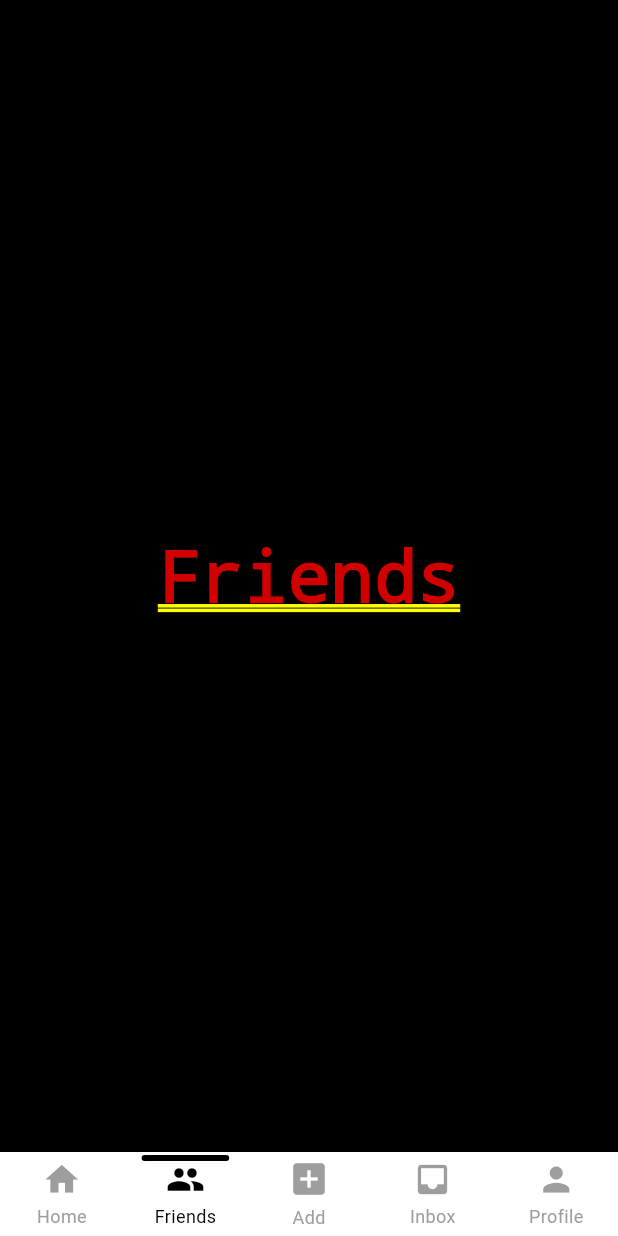
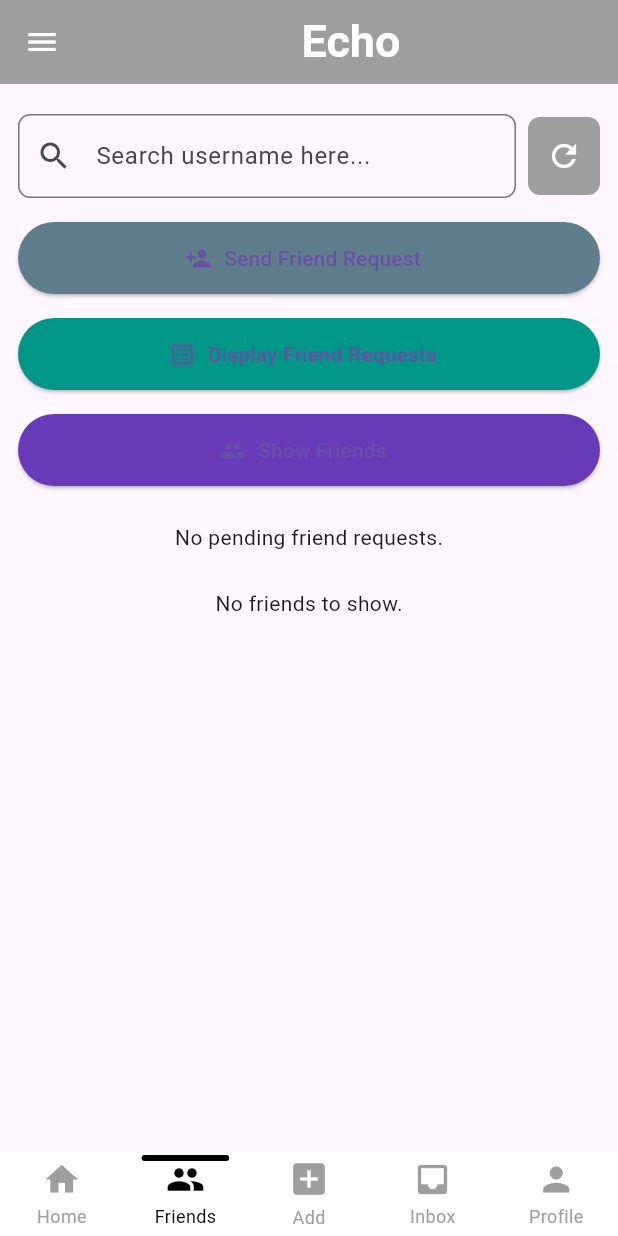
Before and after one commit to faseey/Echo, a Flutter app: the Bottomnavbar screen opened by its route, item 2 of the bottom bar chosen, on a phone screen of 412 x 824 dp. Run offline on Flutter 3.47's test engine with Material 3 defaults, Android fonts, the phone set to English and light mode, and no system bars; drawn by our look-alikes of persistent_bottom_nav_bar; our stand-ins replace cloud_firestore, firebase_core, firebase_storage, get, image_picker; accounts and stored records are empty.

Commit message:
display of friends

```diff
--- /dev/null
+++ b/lib/Screen/friendscreen.dart
@@ -0,0 +1,211 @@
+import 'package:flutter/material.dart';
+import 'package:get/get.dart';
+import '../component/MyDrawer.dart';
+import '../controllers/friend_controller.dart';
+
+class FriendScreen extends StatelessWidget {
+  FriendScreen({Key? key}) : super(key: key);
+
+  final FriendController controller = Get.put(FriendController());
+
+  @override
+  Widget build(BuildContext context) {
+    return Scaffold(
+      appBar: AppBar(
+        backgroundColor: Colors.grey,
+        iconTheme: IconThemeData(color: Colors.white),
+        title: Center(
+          child: Text(
+            "Echo",
+            style: TextStyle(
+              color: Colors.white,
+              fontSize: 30,
+              fontWeight: FontWeight.bold,
+            ),
+          ),
+        ),
+      ),
+      drawer: MyDrawer(),
+      body: Padding(
+        padding: const EdgeInsets.symmetric(horizontal: 12, vertical: 20),
+        child: SingleChildScrollView(
+          child: Column(
+            children: [
+              // Search Bar + Refresh Button
+              Row(
+                children: [
+                  Expanded(
+                    child: TextFormField(
+                      controller: controller.requestTextController,
+                      decoration: InputDecoration(
+                        hintText: "Search username here...",
+                        prefixIcon: Icon(Icons.search),
+                        border: OutlineInputBorder(
+                          borderRadius: BorderRadius.circular(8),
+                        ),
+                      ),
+                      onFieldSubmitted: (value) {
+                        controller.loadRequestsFromFirestore();
+                      },
+                    ),
+                  ),
+                  SizedBox(width: 8),
+                  Container(
+                    height: 52,
+                    width: 48,
+                    decoration: BoxDecoration(
+                      color: Colors.grey,
+                      borderRadius: BorderRadius.circular(8),
+                    ),
+                    child: IconButton(
+                      onPressed: () {
+                        controller.loadRequestsFromFirestore();
+                      },
+                      icon: Icon(Icons.refresh, color: Colors.white),
+                    ),
+                  ),
+                ],
+              ),
+
+              SizedBox(height: 16),
+
+              // Send Friend Request Button
+              ElevatedButton.icon(
+                onPressed: () async {
+                  final username = controller.requestTextController.text.trim();
+                  if (username.isEmpty) {
+                    Get.snackbar("Error", "Please enter a username");
+                    return;
+                  }
+                  await controller.sendFriendRequest(username);
+                  controller.requestTextController.clear();
+                },
+                icon: Icon(Icons.person_add),
+                label: Text("Send Friend Request"),
+                style: ElevatedButton.styleFrom(
+                  minimumSize: Size(double.infinity, 48),
+                  backgroundColor: Colors.blueGrey,
+                ),
+              ),
+
+              SizedBox(height: 16),
+
+              // Display Friend Requests Button
+              ElevatedButton.icon(
+                onPressed: () async {
+                  await controller.loadRequestsFromFirestore();
+                },
+                icon: Icon(Icons.list_alt),
+                label: Text("Display Friend Requests"),
+                style: ElevatedButton.styleFrom(
+                  minimumSize: Size(double.infinity, 48),
+                  backgroundColor: Colors.teal,
+                ),
+              ),
+
+              SizedBox(height: 16),
+
+              // Show Friends Button
+              ElevatedButton.icon(
+                onPressed: () async {
+                  await controller.loadFriendListFromFirestore(controller.currentUser!.username);
+
+
+                },
+                icon: Icon(Icons.group),
+                label: Text("Show Friends"),
+                style: ElevatedButton.styleFrom(
+                  minimumSize: Size(double.infinity, 48),
+                  backgroundColor: Colors.deepPurple,
+                ),
+              ),
+
+              SizedBox(height: 24),
+
+              // Friend Requests Section
+              Obx(() {
+                final requests = controller.allRequest;
+                return requests.isEmpty
+                    ? Text("No pending friend requests.")
+                    : Column(
+                  crossAxisAlignment: CrossAxisAlignment.start,
+                  children: [
+                    Text(
+                      "Friend Requests:",
+                      style: TextStyle(fontSize: 18, fontWeight: FontWeight.bold),
+                    ),
+                    SizedBox(height: 8),
+                    ListView.builder(
+                      shrinkWrap: true,
+                      physics: NeverScrollableScrollPhysics(),
+                      itemCount: requests.length,
+                      itemBuilder: (context, index) {
+                        final senderUsername = requests[index];
+                        return Card(
+                          child: ListTile(
+                            leading: Icon(Icons.person),
+                            title: Text("$senderUsername sent you a friend request"),
+                            trailing: Row(
+                              mainAxisSize: MainAxisSize.min,
+                              children: [
+                                IconButton(
+                                  icon: Icon(Icons.check, color: Colors.green),
+                                  tooltip: "Accept",
+                                  onPressed: () async {
+                                    await controller.acceptRequestBySender(senderUsername);
+                                  },
+                                ),
+                                IconButton(
+                                  icon: Icon(Icons.delete, color: Colors.red),
+                                  tooltip: "Delete",
+                                  onPressed: () async {
+                                    await controller.deleteRequestBySender(senderUsername);
+                                  },
+                                ),
+                              ],
+                            ),
+                          ),
+                        );
+                      },
+                    ),
+                  ],
+                );
+              }),
+
+              SizedBox(height: 24),
+
+              // Friends List Section
+              Obx(() {
+                final friends = controller.friendUsernames;
+
+                return friends.isEmpty
+                    ? Text("No friends to show.")
+                    : Column(
+                  crossAxisAlignment: CrossAxisAlignment.start,
+                  children: [
+                    Text(
+                      "Your Friends:",
+                      style: TextStyle(fontSize: 18, fontWeight: FontWeight.bold),
+                    ),
+                    SizedBox(height: 8),
+                    ListView.builder(
+                      shrinkWrap: true,
+                      physics: NeverScrollableScrollPhysics(),
+                      itemCount: friends.length,
+                      itemBuilder: (context, index) {
+                        return ListTile(
+                          leading: Icon(Icons.person_outline),
+                          title: Text(friends[index]),
+                        );
+                      },
+                    ),
+                  ],
+                );
+              }),
+            ],
+          ),
+        ),
+      ),
+    );
+  }
+}
--- a/lib/component/bottomNavbar.dart
+++ b/lib/component/bottomNavbar.dart
@@ -1,6 +1,6 @@
 import 'package:flutter/material.dart';
 import 'package:persistent_bottom_nav_bar/persistent_bottom_nav_bar.dart';
-import '../Screen/homescreen.dart';
+import '../Screen/friendscreen.dart';
 import '../Screen/postScreen.dart';
 import '../Screen/profileScreen.dart';
 
@@ -11,8 +11,9 @@ class Bottomnavbar extends StatelessWidget {
 
   // Define screens list directly (alternative to _buildScreens method)
   final List<Widget> _screens = [
-    HomeScreen(),
-    Center(child: Text("Friends")),
+
+    Center(child: Text("News Feed")),
+    FriendScreen(),
     PostScreen(),
     Center(child: Text("Inbox")),
     ProfileScreen(),
--- a/lib/component/route.dart
+++ b/lib/component/route.dart
@@ -1,7 +1,7 @@
 import 'package:get/get.dart';
 
 import '../Screen/LoginScreen.dart';
-import '../Screen/homescreen.dart';
+import '../Screen/friendscreen.dart';
 import '../Screen/postScreen.dart';
 import '../Screen/profileScreen.dart';
 import '../Screen/registerScreen.dart';
@@ -14,7 +14,7 @@ class AppRouter{
   static const postScreen = "/postScreen";
   static const profileScreen = "/profileScreen";
   static const bottomnavbar = "/bottomnavbar";
-  static const homescreen = "/homescreen";
+  static const friendscreen = "/friendscreen";
 
 
   static final route = [
@@ -22,7 +22,7 @@ class AppRouter{
     GetPage(name: loginScreen, page: ()=>LoginScreen()),
     GetPage(name: postScreen, page: ()=>PostScreen()),
     GetPage(name: profileScreen, page: ()=>ProfileScreen()),
-    GetPage(name: homescreen, page: ()=>HomeScreen()),
+    GetPage(name: friendscreen, page: ()=>FriendScreen()),
     GetPage(name: bottomnavbar, page: ()=>Bottomnavbar()),
 
 
--- a/lib/controllers/home_controller.dart
+++ b/lib/controllers/friend_controller.dart
@@ -9,7 +9,7 @@ import '../models/friendlist.dart'; // your RequestQueue and Request models
 
 import '../user_data_model/userService.dart';
 
-class HomeController extends GetxController {
+class FriendController extends GetxController {
   final requestTextController = TextEditingController();
   final Echo echo = Get.find<Echo>();
 
@@ -137,6 +137,24 @@ class HomeController extends GetxController {
     await updateFriendList(user1, user1List);
     await updateFriendList(user2, user2List);
   }
+  RxList<String> friendUsernames = <String>[].obs;
+
+  Future<void> loadFriendListFromFirestore(String username) async {
+    final firestore = FirebaseFirestore.instance;
+
+    try {
+      final doc = await firestore.collection('users').doc(username).get();
+      final data = doc.data();
+
+      if (data != null && data.containsKey('friendList')) {
+        friendUsernames.value = List<String>.from(data['friendList']);
+      } else {
+        friendUsernames.clear(); // If no list found
+      }
+    } catch (e) {
+      print("Failed to load friend list: $e");
+    }
+  }
 
   /// Save friend requests of the user to Firestore
   Future<void> saveRequestsToFirestore(String username) async {
@@ -186,4 +204,12 @@ class HomeController extends GetxController {
     requestTextController.dispose();
     super.onClose();
   }
+  @override
+  void onInit() {
+    super.onInit();
+    if (currentUser != null) {
+      loadFriendListFromFirestore(currentUser!.username);
+    }
+  }
+
 }
```
Also changed, not shown: lib/Screen/homescreen.dart (deleted, +0 -156 lines).
